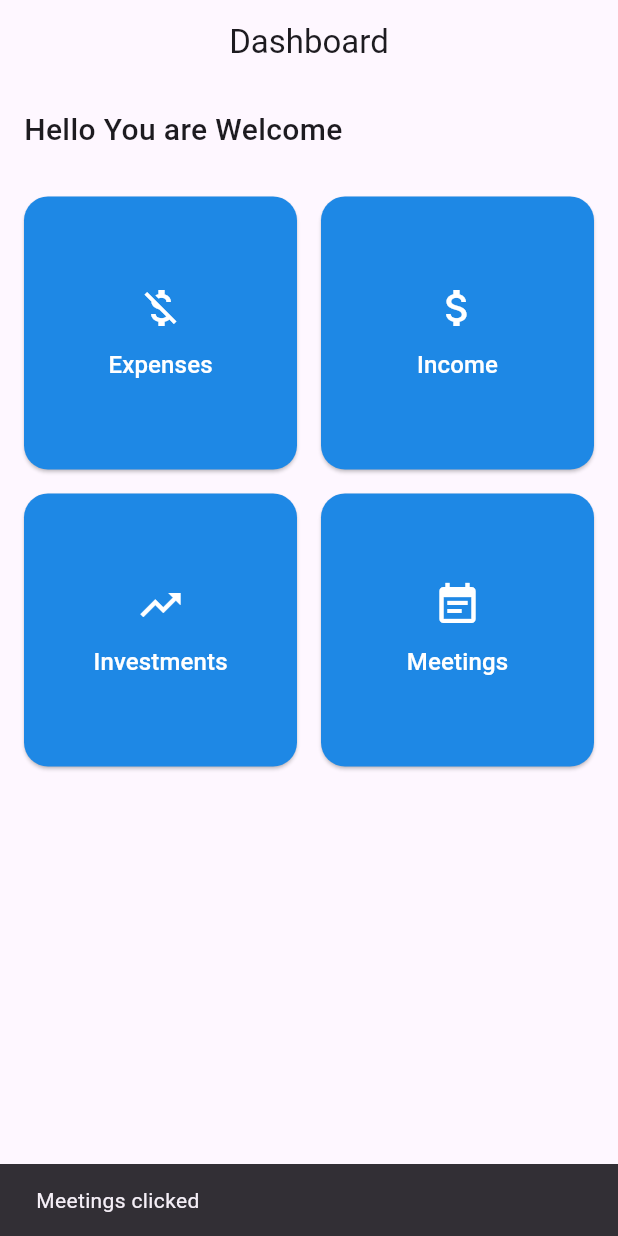
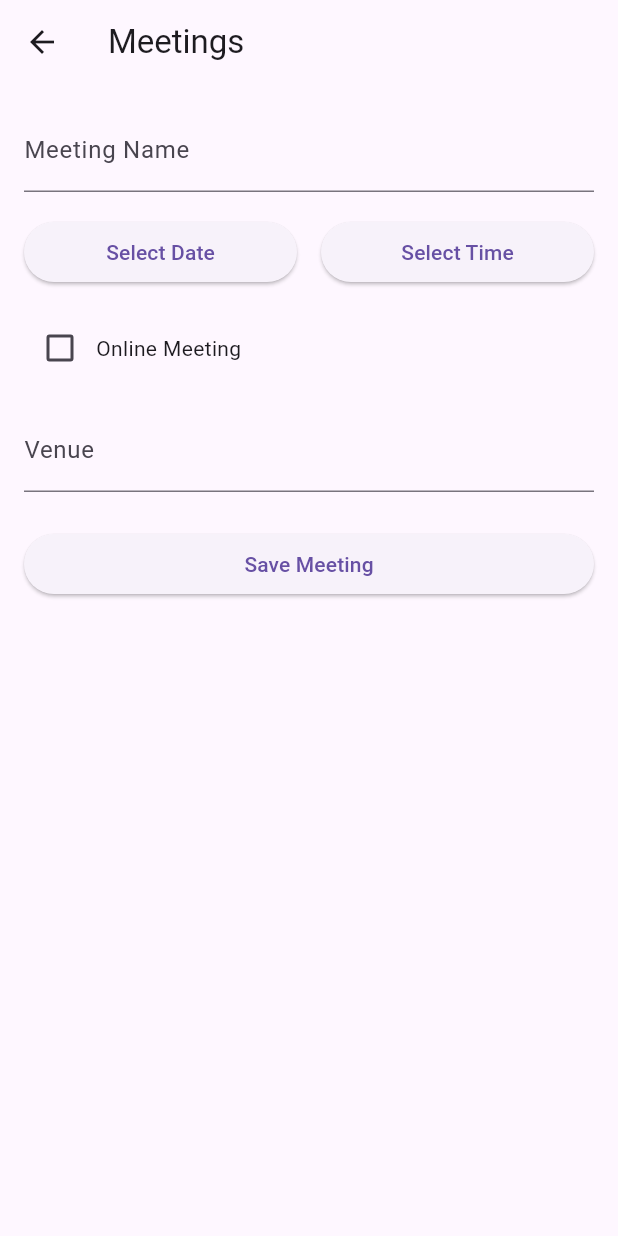
Before and after one commit to DuminduMalinga/first_project, a Flutter app: the DashboardScreen screen opened directly, after a tap on "Meetings", on a phone screen of 412 x 824 dp. Run offline on Flutter 3.47's test engine with Material 3 defaults, Android fonts, the phone set to English and light mode, and no system bars; missing offline and left inert: dart:ffi.

Commit message:
Add Investments and Meetings screens to dashboard
Introduces new Investments and Meetings screens with forms for adding investment details and scheduling meetings. Updates DashboardScreen to navigate to these new screens instead of showing snackbars when the respective buttons are pressed.

```diff
--- a/lib/screens/Dashboard_screen.dart
+++ b/lib/screens/Dashboard_screen.dart
@@ -1,6 +1,10 @@
+import 'dart:ffi';
+
 import 'package:flutter/material.dart';
 import 'Income_screen.dart';
 import 'Expence_screen.dart';
+import 'Investments_screen.dart';
+import 'Meetings_screen.dart';
 
 class DashboardScreen extends StatelessWidget {
   @override
@@ -47,19 +51,22 @@ class DashboardScreen extends StatelessWidget {
                   'Investments',
                   Icons.trending_up,
                   () {
-                    ScaffoldMessenger.of(context).showSnackBar(
-                      SnackBar(content: Text('Investments clicked')),
+                    Navigator.push(
+                      context,
+                      MaterialPageRoute(builder: (_) => InvestmentScreen()),
                     );
                   },
                 ),
+
                 _buildDashboardButton(
                   context,
                   'Meetings',
-                  Icons.event_note,
+                  Icons.trending_up,
                   () {
-                    ScaffoldMessenger.of(
+                    Navigator.push(
                       context,
-                    ).showSnackBar(SnackBar(content: Text('Meetings clicked')));
+                      MaterialPageRoute(builder: (_) => MeetingsScreen()),
+                    );
                   },
                 ),
               ],
--- /dev/null
+++ b/lib/screens/Meetings_screen.dart
@@ -0,0 +1,160 @@
+import 'package:flutter/material.dart';
+
+class MeetingsScreen extends StatefulWidget {
+  @override
+  _MeetingsScreenState createState() => _MeetingsScreenState();
+}
+
+class _MeetingsScreenState extends State<MeetingsScreen> {
+  final _formKey = GlobalKey<FormState>();
+
+  String? meetingName;
+  DateTime? meetingDate;
+  TimeOfDay? meetingTime;
+  String? venue;
+  String? link;
+  bool isOnline = false;
+
+  Future<void> _pickDate() async {
+    DateTime now = DateTime.now();
+    final picked = await showDatePicker(
+      context: context,
+      initialDate: meetingDate ?? now,
+      firstDate: DateTime(now.year - 5),
+      lastDate: DateTime(now.year + 5),
+    );
+    if (picked != null) {
+      setState(() {
+        meetingDate = picked;
+      });
+    }
+  }
+
+  Future<void> _pickTime() async {
+    final picked = await showTimePicker(
+      context: context,
+      initialTime: meetingTime ?? TimeOfDay.now(),
+    );
+    if (picked != null) {
+      setState(() {
+        meetingTime = picked;
+      });
+    }
+  }
+
+  String getFormattedDate() {
+    if (meetingDate == null) return 'Select Date';
+    return '${meetingDate!.year}-${meetingDate!.month.toString().padLeft(2, '0')}-${meetingDate!.day.toString().padLeft(2, '0')}';
+  }
+
+  String getFormattedTime() {
+    if (meetingTime == null) return 'Select Time';
+    final hour = meetingTime!.hourOfPeriod.toString().padLeft(2, '0');
+    final minute = meetingTime!.minute.toString().padLeft(2, '0');
+    final period = meetingTime!.period == DayPeriod.am ? 'AM' : 'PM';
+    return '$hour:$minute $period';
+  }
+
+  @override
+  Widget build(BuildContext context) {
+    return Scaffold(
+      appBar: AppBar(title: Text('Meetings')),
+      body: Padding(
+        padding: EdgeInsets.all(16),
+        child: Form(
+          key: _formKey,
+          child: ListView(
+            children: [
+              TextFormField(
+                decoration: InputDecoration(labelText: 'Meeting Name'),
+                onSaved: (val) => meetingName = val,
+                validator: (val) =>
+                    val == null || val.isEmpty ? 'Enter meeting name' : null,
+              ),
+              SizedBox(height: 16),
+              Row(
+                children: [
+                  Expanded(
+                    child: ElevatedButton(
+                      onPressed: _pickDate,
+                      child: Text(getFormattedDate()),
+                    ),
+                  ),
+                  SizedBox(width: 16),
+                  Expanded(
+                    child: ElevatedButton(
+                      onPressed: _pickTime,
+                      child: Text(getFormattedTime()),
+                    ),
+                  ),
+                ],
+              ),
+              SizedBox(height: 16),
+              Row(
+                children: [
+                  Checkbox(
+                    value: isOnline,
+                    onChanged: (val) {
+                      setState(() {
+                        isOnline = val ?? false;
+                      });
+                    },
+                  ),
+                  Text('Online Meeting'),
+                ],
+              ),
+              SizedBox(height: 16),
+              if (!isOnline)
+                TextFormField(
+                  decoration: InputDecoration(labelText: 'Venue'),
+                  onSaved: (val) => venue = val,
+                  validator: (val) {
+                    if (!isOnline && (val == null || val.isEmpty)) {
+                      return 'Enter venue';
+                    }
+                    return null;
+                  },
+                ),
+              if (isOnline)
+                TextFormField(
+                  decoration: InputDecoration(labelText: 'Online Meeting Link'),
+                  onSaved: (val) => link = val,
+                  validator: (val) {
+                    if (isOnline && (val == null || val.isEmpty)) {
+                      return 'Enter meeting link';
+                    }
+                    return null;
+                  },
+                ),
+
+              SizedBox(height: 24),
+              ElevatedButton(
+                onPressed: () {
+                  if (_formKey.currentState!.validate()) {
+                    _formKey.currentState!.save();
+                    showDialog(
+                      context: context,
+                      builder: (_) => AlertDialog(
+                        title: Text('Meeting Info'),
+                        content: Text(
+                          'Name: $meetingName\nDate: ${getFormattedDate()}\nTime: ${getFormattedTime()}\n${isOnline ? "Link: $link\nOnline Meeting" : "Venue: $venue\nPhysical Meeting"}',
+                        ),
+                        actions: [
+                          TextButton(
+                            onPressed: () => Navigator.pop(context),
+                            child: Text('OK'),
+                          ),
+                        ],
+                      ),
+                    );
+                  }
+                },
+                child: Text('Save Meeting'),
+              ),
+            ],
+          ),
+        ),
+      ),
+    );
+  }
+}
```
Also changed, not shown: lib/screens/Investments_screen.dart (added, +90 -0 lines).
